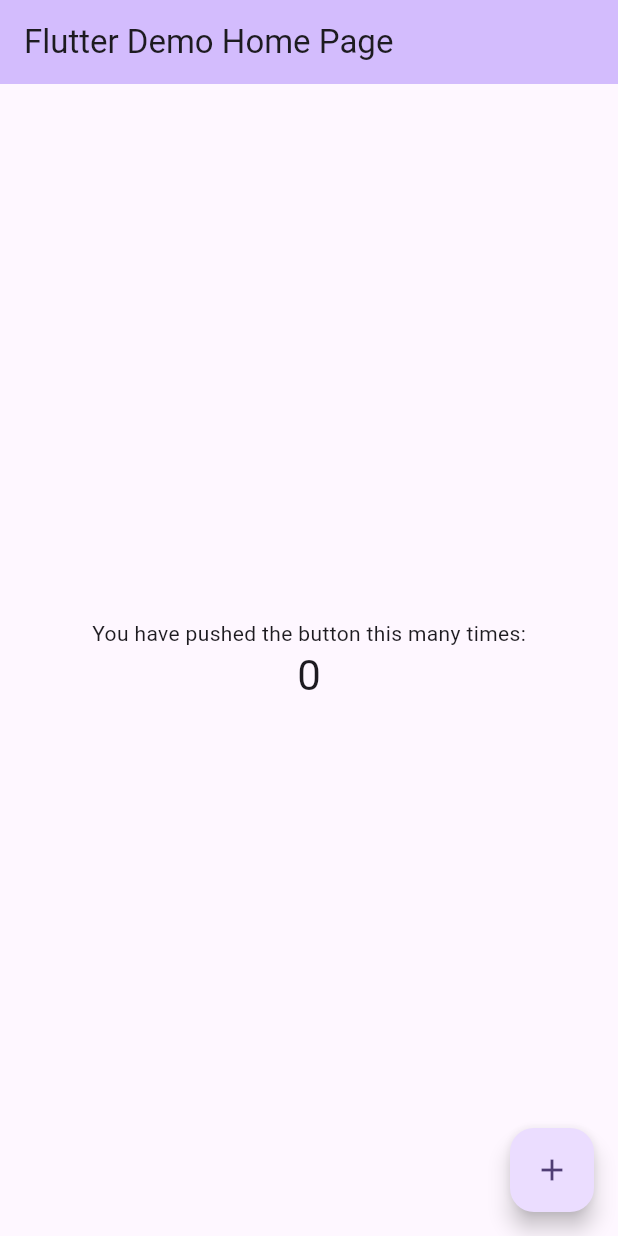
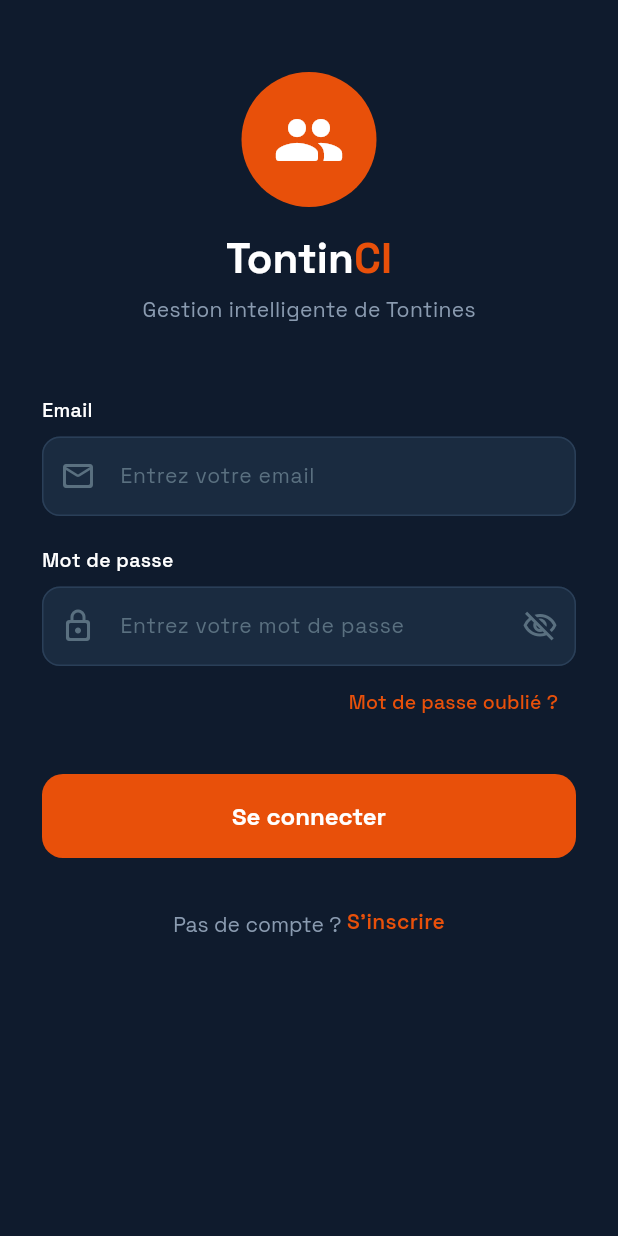
Before and after one commit to YvanOssey/tontinci, a Flutter app: the screen it shows after launch, on a phone screen of 412 x 824 dp. Run offline on Flutter 3.47's test engine with Material 3 defaults, Android fonts, the phone set to English and light mode, and no system bars; our stand-ins replace go_router, google_fonts.

Commit message:
Intégrations des maquettes

```diff
--- /dev/null
+++ b/lib/core/router.dart
@@ -0,0 +1,62 @@
+import 'package:go_router/go_router.dart';
+import '../features/auth/login_screen.dart';
+import '../features/auth/inscription_screen.dart';
+import '../features/home/home_screen.dart';
+import '../features/tontine/create_tontine_screen.dart';
+import '../features/tontine/detail_tontine_screen.dart';
+import '../features/cotisation/cotisation_screen.dart';
+import '../features/membres/membres_screen.dart';
+import '../features/calendrier/calendrier_screen.dart';
+import '../features/stats/stats_screen.dart';
+import '../features/profil/profil_screen.dart';
+import '../features/notifications/notifications_screen.dart';
+
+final router = GoRouter(
+  initialLocation: '/login',
+  routes: [
+    GoRoute(
+      path: '/login',
+      builder: (c, s) => const LoginScreen(),
+    ),
+    GoRoute(
+      path: '/inscription',
+      builder: (c, s) => const InscriptionScreen(),
+    ),
+    GoRoute(
+      path: '/home',
+      builder: (c, s) => const HomeScreen(),
+    ),
+    GoRoute(
+      path: '/tontine/create',
+      builder: (c, s) => const CreateTontineScreen(),
+    ),
+    GoRoute(
+      path: '/tontine/detail',
+      builder: (c, s) => const DetailTontineScreen(),
+    ),
+    GoRoute(
+      path: '/cotisation',
+      builder: (c, s) => const CotisationScreen(),
+    ),
+    GoRoute(
+      path: '/membres',
+      builder: (c, s) => const MembresScreen(),
+    ),
+    GoRoute(
+      path: '/calendrier',
+      builder: (c, s) => const CalendrierScreen(),
+    ),
+    GoRoute(
+      path: '/stats',
+      builder: (c, s) => const StatsScreen(),
+    ),
+    GoRoute(
+      path: '/profil',
+      builder: (c, s) => const ProfilScreen(),
+    ),
+    GoRoute(
+      path: '/notifications',
+      builder: (c, s) => const NotificationsScreen(),
+    ),
+  ],
+);
--- /dev/null
+++ b/lib/core/theme.dart
@@ -0,0 +1,150 @@
+import 'package:flutter/material.dart';
+import 'package:google_fonts/google_fonts.dart';
+
+class TColors {
+  TColors._();
+
+  static const primary = Color(0xFFE8500A); // Orange principal
+  static const primaryDark = Color(0xFFC44008); // Orange foncé
+  static const bg = Color(0xFF0F1B2D); // Fond sombre bleu nuit
+  static const surface = Color(0xFF1A2B40); // Surfaces cartes
+  static const border = Color(0xFF2A3F58); // Bordures
+  static const text = Color(0xFFFFFFFF); // Texte principal
+  static const textMuted = Color(0xFF8A9BB0); // Texte secondaire
+  static const textLight = Color(0xFF5A7080); // Texte léger
+  static const success = Color(0xFF16A34A); // Vert succès
+  static const successLight = Color(0xFF0D2B1A); // Vert clair sombre
+  static const warning = Color(0xFFD97706); // Ambre retard
+  static const warningLight = Color(0xFF2B1F0A); // Ambre clair sombre
+  static const danger = Color(0xFFDC2626); // Rouge fraude
+  static const dangerLight = Color(0xFF2B0A0A); // Rouge clair sombre
+  static const card = Color(0xFF1A2B40); // Fond cartes
+}
+
+class TText {
+  TText._();
+
+  static TextStyle get h1 => GoogleFonts.spaceGrotesk(
+        fontSize: 28,
+        fontWeight: FontWeight.w700,
+        color: TColors.text,
+      );
+  static TextStyle get h2 => GoogleFonts.spaceGrotesk(
+        fontSize: 22,
+        fontWeight: FontWeight.w600,
+        color: TColors.text,
+      );
+  static TextStyle get h3 => GoogleFonts.spaceGrotesk(
+        fontSize: 18,
+        fontWeight: FontWeight.w600,
+        color: TColors.text,
+      );
+  static TextStyle get body => GoogleFonts.spaceGrotesk(
+        fontSize: 14,
+        fontWeight: FontWeight.w400,
+        color: TColors.text,
+      );
+  static TextStyle get bodyMuted => GoogleFonts.spaceGrotesk(
+        fontSize: 14,
+        fontWeight: FontWeight.w400,
+        color: TColors.textMuted,
+      );
+  static TextStyle get caption => GoogleFonts.spaceGrotesk(
+        fontSize: 12,
+        fontWeight: FontWeight.w400,
+        color: TColors.textLight,
+      );
+  static TextStyle get button => GoogleFonts.spaceGrotesk(
+        fontSize: 16,
+        fontWeight: FontWeight.w700,
+        color: Colors.white,
+      );
+  static TextStyle get label => GoogleFonts.spaceGrotesk(
+        fontSize: 13,
+        fontWeight: FontWeight.w500,
+        color: TColors.text,
+      );
+}
+
+class TTheme {
+  TTheme._();
+
+  static ThemeData get dark => ThemeData(
+        useMaterial3: true,
+        brightness: Brightness.dark,
+        scaffoldBackgroundColor: TColors.bg,
+        colorScheme: const ColorScheme.dark(
+          primary: TColors.primary,
+          secondary: TColors.success,
+          error: TColors.danger,
+          surface: TColors.surface,
+        ),
+        appBarTheme: AppBarTheme(
+          backgroundColor: TColors.bg,
+          elevation: 0,
+          centerTitle: false,
+          titleTextStyle: GoogleFonts.spaceGrotesk(
+            fontSize: 18,
+            fontWeight: FontWeight.w700,
+            color: TColors.text,
+          ),
+          iconTheme: const IconThemeData(color: TColors.text),
+          surfaceTintColor: Colors.transparent,
+        ),
+        elevatedButtonTheme: ElevatedButtonThemeData(
+          style: ElevatedButton.styleFrom(
+            backgroundColor: TColors.primary,
+            foregroundColor: Colors.white,
+            minimumSize: const Size(double.infinity, 56),
+            shape:
+                RoundedRectangleBorder(borderRadius: BorderRadius.circular(14)),
+            elevation: 0,
+            textStyle: GoogleFonts.spaceGrotesk(
+                fontSize: 16, fontWeight: FontWeight.w700),
+          ),
+        ),
+        outlinedButtonTheme: OutlinedButtonThemeData(
+          style: OutlinedButton.styleFrom(
+            foregroundColor: TColors.primary,
+            side: const BorderSide(color: TColors.primary, width: 1.5),
+            minimumSize: const Size(double.infinity, 56),
+            shape:
+                RoundedRectangleBorder(borderRadius: BorderRadius.circular(14)),
+            textStyle: GoogleFonts.spaceGrotesk(
+                fontSize: 16, fontWeight: FontWeight.w600),
+          ),
+        ),
+        inputDecorationTheme: InputDecorationTheme(
+          filled: true,
+          fillColor: TColors.surface,
+          hintStyle:
+              GoogleFonts.spaceGrotesk(fontSize: 14, color: TColors.textLight),
+          labelStyle:
+              GoogleFonts.spaceGrotesk(fontSize: 14, color: TColors.textMuted),
+          border: OutlineInputBorder(
+            borderRadius: BorderRadius.circular(12),
+            borderSide: const BorderSide(color: TColors.border),
+          ),
+          enabledBorder: OutlineInputBorder(
+            borderRadius: BorderRadius.circular(12),
+            borderSide: const BorderSide(color: TColors.border),
+          ),
+          focusedBorder: OutlineInputBorder(
+            borderRadius: BorderRadius.circular(12),
+            borderSide: const BorderSide(color: TColors.primary, width: 1.5),
+          ),
+          contentPadding:
+              const EdgeInsets.symmetric(horizontal: 16, vertical: 16),
+        ),
+        cardTheme: CardThemeData(
+          color: TColors.card,
+          elevation: 0,
+          shape: RoundedRectangleBorder(
+            borderRadius: BorderRadius.circular(16),
+            side: const BorderSide(color: TColors.border, width: 0.5),
+          ),
+          margin: EdgeInsets.zero,
+        ),
+        dividerColor: TColors.border,
+      );
+}
--- /dev/null
+++ b/lib/features/auth/inscription_screen.dart
@@ -0,0 +1,8 @@
+import 'package:flutter/material.dart';
+
+class InscriptionScreen extends StatelessWidget {
+  const InscriptionScreen({super.key});
+  @override
+  Widget build(BuildContext context) =>
+      const Scaffold(body: Center(child: Text('Inscription')));
+}
--- /dev/null
+++ b/lib/features/auth/login_screen.dart
@@ -0,0 +1,187 @@
+import 'package:flutter/material.dart';
+import 'package:google_fonts/google_fonts.dart';
+import 'package:go_router/go_router.dart';
+import '../../core/theme.dart';
+
+class LoginScreen extends StatefulWidget {
+  const LoginScreen({super.key});
+
+  @override
+  State<LoginScreen> createState() => _LoginScreenState();
+}
+
+class _LoginScreenState extends State<LoginScreen> {
+  final _emailController = TextEditingController();
+  final _passwordController = TextEditingController();
+  bool _obscurePassword = true;
+
+  @override
+  void dispose() {
+    _emailController.dispose();
+    _passwordController.dispose();
+    super.dispose();
+  }
+
+  @override
+  Widget build(BuildContext context) {
+    return Scaffold(
+      backgroundColor: TColors.bg,
+      body: SafeArea(
+        child: SingleChildScrollView(
+          padding: const EdgeInsets.symmetric(horizontal: 28),
+          child: Column(
+            crossAxisAlignment: CrossAxisAlignment.start,
+            children: [
+              const SizedBox(height: 48),
+
+              // Logo + titre centré
+              Center(
+                child: Column(
+                  children: [
+                    // Logo cercle avec mains
+                    Container(
+                      width: 90,
+                      height: 90,
+                      decoration: BoxDecoration(
+                        color: TColors.primary,
+                        shape: BoxShape.circle,
+                      ),
+                      child: const Icon(
+                        Icons.people_rounded,
+                        color: Colors.white,
+                        size: 48,
+                      ),
+                    ),
+                    const SizedBox(height: 16),
+
+                    // Titre TontinCI
+                    RichText(
+                      text: TextSpan(
+                        children: [
+                          TextSpan(
+                            text: "Tontin",
+                            style: GoogleFonts.spaceGrotesk(
+                              fontSize: 28,
+                              fontWeight: FontWeight.w700,
+                              color: TColors.text,
+                            ),
+                          ),
+                          TextSpan(
+                            text: "CI",
+                            style: GoogleFonts.spaceGrotesk(
+                              fontSize: 28,
+                              fontWeight: FontWeight.w700,
+                              color: TColors.primary,
+                            ),
+                          ),
+                        ],
+                      ),
+                    ),
+                    const SizedBox(height: 6),
+                    Text(
+                      "Gestion intelligente de Tontines",
+                      style: TText.bodyMuted,
+                    ),
+                  ],
+                ),
+              ),
+
+              const SizedBox(height: 48),
+
+              // Email
+              Text("Email", style: TText.label),
+              const SizedBox(height: 8),
+              TextFormField(
+                controller: _emailController,
+                keyboardType: TextInputType.emailAddress,
+                style: TText.body,
+                decoration: const InputDecoration(
+                  hintText: "Entrez votre email",
+                  prefixIcon: Icon(Icons.mail_outline_rounded,
+                      color: TColors.textLight),
+                ),
+              ),
+              const SizedBox(height: 20),
+
+              // Mot de passe
+              Text("Mot de passe", style: TText.label),
+              const SizedBox(height: 8),
+              TextFormField(
+                controller: _passwordController,
+                obscureText: _obscurePassword,
+                style: TText.body,
+                decoration: InputDecoration(
+                  hintText: "Entrez votre mot de passe",
+                  prefixIcon: const Icon(Icons.lock_outline_rounded,
+                      color: TColors.textLight),
+                  suffixIcon: IconButton(
+                    icon: Icon(
+                      _obscurePassword
+                          ? Icons.visibility_off_outlined
+                          : Icons.visibility_outlined,
+                      color: TColors.textLight,
+                    ),
+                    onPressed: () =>
+                        setState(() => _obscurePassword = !_obscurePassword),
+                  ),
+                ),
+              ),
+
+              // Mot de passe oublié
+              Align(
+                alignment: Alignment.centerRight,
+                child: TextButton(
+                  onPressed: () {},
+                  child: Text(
+                    "Mot de passe oublié ?",
+                    style: GoogleFonts.spaceGrotesk(
+                      fontSize: 13,
+                      fontWeight: FontWeight.w500,
+                      color: TColors.primary,
+                    ),
+                  ),
+                ),
+              ),
+              const SizedBox(height: 24),
+
+              // Bouton connexion
+              ElevatedButton(
+                onPressed: () => context.go('/home'),
+                child: Text("Se connecter", style: TText.button),
+              ),
+              const SizedBox(height: 32),
+
+              // Pas de compte
+              Center(
+                child: RichText(
+                  text: TextSpan(
+                    children: [
+                      TextSpan(
+                        text: "Pas de compte ? ",
+                        style: TText.bodyMuted,
+                      ),
+                      WidgetSpan(
+                        child: GestureDetector(
+                          onTap: () => context.go('/inscription'),
+                          child: Text(
+                            "S'inscrire",
+                            style: GoogleFonts.spaceGrotesk(
+                              fontSize: 14,
+                              fontWeight: FontWeight.w600,
+                              color: TColors.primary,
+                            ),
+                          ),
+                        ),
+                      ),
+                    ],
+                  ),
+                ),
+              ),
+              const SizedBox(height: 40),
+            ],
+          ),
+        ),
+      ),
+    );
+  }
+}
--- /dev/null
+++ b/lib/features/calendrier/calendrier_screen.dart
@@ -0,0 +1,8 @@
+import 'package:flutter/material.dart';
+
+class CalendrierScreen extends StatelessWidget {
+  const CalendrierScreen({super.key});
+  @override
+  Widget build(BuildContext context) =>
+      const Scaffold(body: Center(child: Text('Calendrier')));
+}
--- /dev/null
+++ b/lib/features/cotisation/cotisation_screen.dart
@@ -0,0 +1,8 @@
+import 'package:flutter/material.dart';
+
+class CotisationScreen extends StatelessWidget {
+  const CotisationScreen({super.key});
+  @override
+  Widget build(BuildContext context) =>
+      const Scaffold(body: Center(child: Text('Cotisations')));
+}
--- /dev/null
+++ b/lib/features/home/home_screen.dart
@@ -0,0 +1,8 @@
+import 'package:flutter/material.dart';
+
+class HomeScreen extends StatelessWidget {
+  const HomeScreen({super.key});
+  @override
+  Widget build(BuildContext context) =>
+      const Scaffold(body: Center(child: Text('Accueil')));
+}
--- /dev/null
+++ b/lib/features/membres/membres_screen.dart
@@ -0,0 +1,8 @@
+import 'package:flutter/material.dart';
+
+class MembresScreen extends StatelessWidget {
+  const MembresScreen({super.key});
+  @override
+  Widget build(BuildContext context) =>
+      const Scaffold(body: Center(child: Text('Membres')));
+}
--- /dev/null
+++ b/lib/features/notifications/notifications_screen.dart
@@ -0,0 +1,8 @@
+import 'package:flutter/material.dart';
+
+class NotificationsScreen extends StatelessWidget {
+  const NotificationsScreen({super.key});
+  @override
+  Widget build(BuildContext context) =>
+      const Scaffold(body: Center(child: Text('Notifications')));
+}
--- /dev/null
+++ b/lib/features/profil/profil_screen.dart
@@ -0,0 +1,8 @@
+import 'package:flutter/material.dart';
+
+class ProfilScreen extends StatelessWidget {
+  const ProfilScreen({super.key});
+  @override
+  Widget build(BuildContext context) =>
+      const Scaffold(body: Center(child: Text('Profil')));
+}
--- /dev/null
+++ b/lib/features/stats/stats_screen.dart
@@ -0,0 +1,8 @@
+import 'package:flutter/material.dart';
+
+class StatsScreen extends StatelessWidget {
+  const StatsScreen({super.key});
+  @override
+  Widget build(BuildContext context) =>
+      const Scaffold(body: Center(child: Text('Statistiques')));
+}
--- /dev/null
+++ b/lib/features/tontine/create_tontine_screen.dart
@@ -0,0 +1,8 @@
+import 'package:flutter/material.dart';
+
+class CreateTontineScreen extends StatelessWidget {
+  const CreateTontineScreen({super.key});
+  @override
+  Widget build(BuildContext context) =>
+      const Scaffold(body: Center(child: Text('Créer tontine')));
+}
--- /dev/null
+++ b/lib/features/tontine/detail_tontine_screen.dart
@@ -0,0 +1,8 @@
+import 'package:flutter/material.dart';
+
+class DetailTontineScreen extends StatelessWidget {
+  const DetailTontineScreen({super.key});
+  @override
+  Widget build(BuildContext context) =>
+      const Scaffold(body: Center(child: Text('Détail tontine')));
+}
--- a/lib/main.dart
+++ b/lib/main.dart
@@ -1,122 +1,21 @@
 import 'package:flutter/material.dart';
+import 'core/theme.dart';
+import 'core/router.dart';
 
 void main() {
-  runApp(const MyApp());
+  runApp(const TontinCIApp());
 }
 
-class MyApp extends StatelessWidget {
-  const MyApp({super.key});
+class TontinCIApp extends StatelessWidget {
+  const TontinCIApp({super.key});
 
-  // This widget is the root of your application.
   @override
   Widget build(BuildContext context) {
-    return MaterialApp(
-      title: 'Flutter Demo',
-      theme: ThemeData(
-        // This is the theme of your application.
-        //
-        // TRY THIS: Try running your application with "flutter run". You'll see
-        // the application has a purple toolbar. Then, without quitting the app,
-        // try changing the seedColor in the colorScheme below to Colors.green
-        // and then invoke "hot reload" (save your changes or press the "hot
-        // reload" button in a Flutter-supported IDE, or press "r" if you used
-        // the command line to start the app).
-        //
-        // Notice that the counter didn't reset back to zero; the application
-        // state is not lost during the reload. To reset the state, use hot
-        // restart instead.
-        //
-        // This works for code too, not just values: Most code changes can be
-        // tested with just a hot reload.
-        colorScheme: .fromSeed(seedColor: Colors.deepPurple),
-      ),
-      home: const MyHomePage(title: 'Flutter Demo Home Page'),
+    return MaterialApp.router(
+      title: 'TontinCI',
+      debugShowCheckedModeBanner: false,
+      theme: TTheme.dark,
+      routerConfig: router,
     );
   }
 }
-
-class MyHomePage extends StatefulWidget {
-  const MyHomePage({super.key, required this.title});
-
-  // This widget is the home page of your application. It is stateful, meaning
-  // that it has a State object (defined below) that contains fields that affect
-  // how it looks.
-
-  // This class is the configuration for the state. It holds the values (in this
-  // case the title) provided by the parent (in this case the App widget) and
-  // used by the build method of the State. Fields in a Widget subclass are
-  // always marked "final".
-
-  final String title;
-
-  @override
-  State<MyHomePage> createState() => _MyHomePageState();
-}
-
-class _MyHomePageState extends State<MyHomePage> {
-  int _counter = 0;
-
-  void _incrementCounter() {
-    setState(() {
-      // This call to setState tells the Flutter framework that something has
-      // changed in this State, which causes it to rerun the build method below
-      // so that the display can reflect the updated values. If we changed
-      // _counter without calling setState(), then the build method would not be
-      // called again, and so nothing would appear to happen.
-      _counter++;
-    });
-  }
-
-  @override
-  Widget build(BuildContext context) {
-    // This method is rerun every time setState is called, for instance as done
-    // by the _incrementCounter method above.
-    //
-    // The Flutter framework has been optimized to make rerunning build methods
-    // fast, so that you can just rebuild anything that needs updating rather
-    // than having to individually change instances of widgets.
-    return Scaffold(
-      appBar: AppBar(
-        // TRY THIS: Try changing the color here to a specific color (to
-        // Colors.amber, perhaps?) and trigger a hot reload to see the AppBar
-        // change color while the other colors stay the same.
-        backgroundColor: Theme.of(context).colorScheme.inversePrimary,
-        // Here we take the value from the MyHomePage object that was created by
-        // the App.build method, and use it to set our appbar title.
-        title: Text(widget.title),
-      ),
-      body: Center(
-        // Center is a layout widget. It takes a single child and positions it
-        // in the middle of the parent.
-        child: Column(
-          // Column is also a layout widget. It takes a list of children and
-          // arranges them vertically. By default, it sizes itself to fit its
-          // children horizontally, and tries to be as tall as its parent.
-          //
-          // Column has various properties to control how it sizes itself and
-          // how it positions its children. Here we use mainAxisAlignment to
-          // center the children vertically; the main axis here is the vertical
-          // axis because Columns are vertical (the cross axis would be
-          // horizontal).
-          //
-          // TRY THIS: Invoke "debug painting" (choose the "Toggle Debug Paint"
-          // action in the IDE, or press "p" in the console), to see the
-          // wireframe for each widget.
-          mainAxisAlignment: .center,
-          children: [
-            const Text('You have pushed the button this many times:'),
-            Text(
-              '$_counter',
-              style: Theme.of(context).textTheme.headlineMedium,
-            ),
-          ],
-        ),
-      ),
-      floatingActionButton: FloatingActionButton(
-        onPressed: _incrementCounter,
-        tooltip: 'Increment',
-        child: const Icon(Icons.add),
-      ),
-    );
-  }
-}
```
